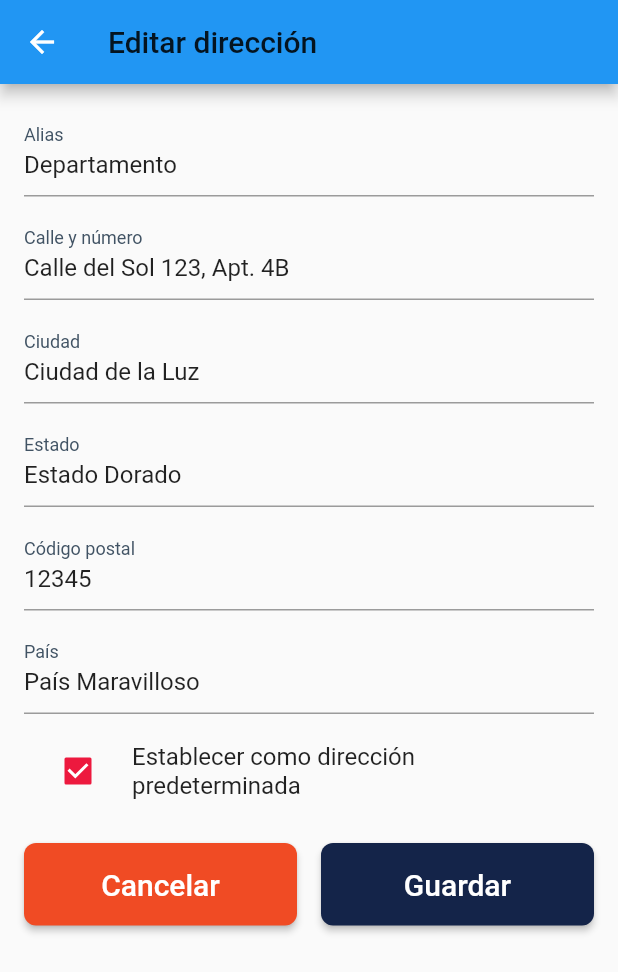
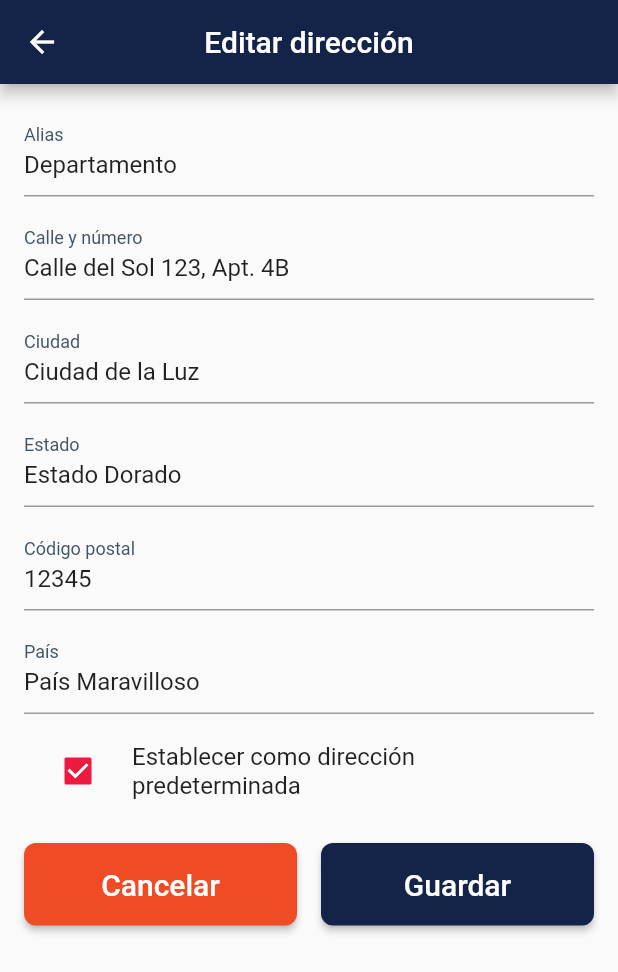
Before and after one commit to sdmunozo/SlyListDev, a Flutter app: the AddressScreen screen opened directly, after a tap on "Editar", on a phone screen of 412 x 824 dp. Shown: the top 972 px of the screen. Run offline on Flutter 3.47's test engine with Material 2 defaults, Android fonts, the phone set to English and light mode, and no system bars; our stand-ins replace flutter_map, geolocator, latlong2; Roboto replaces fonts that are missing (Cairo-Bold, SohoGothicPro-Bold).

Commit message:
Se termino de agregar la parte de Editar/Crear Dirección

```diff
--- a/lib/screens/edit_address_screen.dart
+++ b/lib/screens/edit_address_screen.dart
@@ -1,10 +1,13 @@
 import 'package:flutter/material.dart';
 import 'package:slylist_app/screens/address_screen.dart';
+import 'package:slylist_app/widgets/custom_app_bar_widget.dart';
 
 class EditAddressScreen extends StatefulWidget {
-  final Address address;
+  final Address? address;
+  final Function(Address) onSave;
+  final bool isNew;
 
-  EditAddressScreen({required this.address});
+  EditAddressScreen({this.address, required this.onSave, this.isNew = false});
 
   @override
   _EditAddressScreenState createState() => _EditAddressScreenState();
@@ -22,13 +25,13 @@ class _EditAddressScreenState extends State<EditAddressScreen> {
   @override
   void initState() {
     super.initState();
-    _aliasController.text = widget.address.alias;
-    _streetController.text = widget.address.street;
-    _cityController.text = widget.address.city;
-    _stateController.text = widget.address.state;
-    _zipCodeController.text = widget.address.zipCode;
-    _countryController.text = widget.address.country;
-    _isDefault = widget.address.isDefault;
+    _aliasController.text = widget.address?.alias ?? '';
+    _streetController.text = widget.address?.street ?? '';
+    _cityController.text = widget.address?.city ?? '';
+    _stateController.text = widget.address?.state ?? '';
+    _zipCodeController.text = widget.address?.zipCode ?? '';
+    _countryController.text = widget.address?.country ?? '';
+    _isDefault = widget.address?.isDefault ?? false;
   }
 
   @override
@@ -46,8 +49,8 @@ class _EditAddressScreenState extends State<EditAddressScreen> {
   Widget build(BuildContext context) {
     ThemeData appTheme = Theme.of(context);
     return Scaffold(
-      appBar: AppBar(
-        title: Text('Editar dirección', style: appTheme.textTheme.headline6),
+      appBar: CustomAppBar(
+        title: widget.isNew ? 'Nueva dirección' : 'Editar dirección',
       ),
       body: SingleChildScrollView(
         padding: EdgeInsets.all(16),
@@ -139,7 +142,17 @@ class _EditAddressScreenState extends State<EditAddressScreen> {
                     padding: EdgeInsets.only(left: 8),
                     child: ElevatedButton(
                       onPressed: () {
-// Implementar la funcionalidad de guardar dirección aquí
+                        Address newAddress = Address(
+                          alias: _aliasController.text,
+                          street: _streetController.text,
+                          city: _cityController.text,
+                          state: _stateController.text,
+                          zipCode: _zipCodeController.text,
+                          country: _countryController.text,
+                          isDefault: _isDefault,
+                        );
+                        widget.onSave(newAddress);
+                        Navigator.pop(context);
                       },
                       child: Text(
                         'Guardar',
--- /dev/null
+++ b/lib/widgets/custom_app_bar_widget.dart
@@ -0,0 +1,19 @@
+import 'package:flutter/material.dart';
+
+class CustomAppBar extends StatelessWidget with PreferredSizeWidget {
+  final String title;
+
+  CustomAppBar({required this.title});
+
+  @override
+  Widget build(BuildContext context) {
+    return AppBar(
+      backgroundColor: Color(0xFF142449),
+      title: Text(title),
+      centerTitle: true,
+    );
+  }
+
+  @override
+  Size get preferredSize => Size.fromHeight(kToolbarHeight);
+}
```
Also changed, not shown: lib/screens/address_screen.dart (+40 -3 lines).
